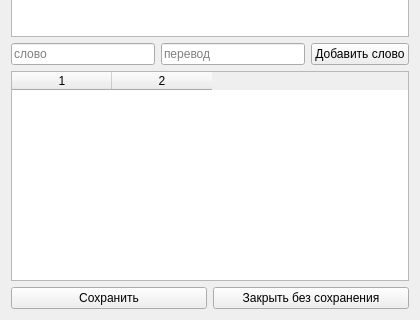
Old version of the form diglot-weave-gui/diglot-weave-gui/dialogs/dictdialog.ui in the repository kolodnikovm/diglotweave; both pictures show x 0 to 420 and y 194 to 514 of the 420 by 514 pixel window.
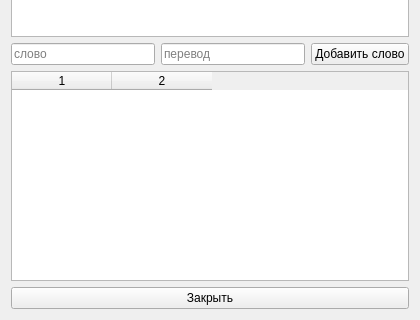
New version of the form.

```diff
--- a/diglot-weave-gui/diglot-weave-gui/dialogs/dictdialog.ui
+++ b/diglot-weave-gui/diglot-weave-gui/dialogs/dictdialog.ui
@@ -112,17 +112,10 @@
    </item>
    <item>
     <layout class="QHBoxLayout" name="horizontalLayout_5">
-     <item>
-      <widget class="QPushButton" name="saveDictButton">
-       <property name="text">
-        <string>Сохранить</string>
-       </property>
-      </widget>
-     </item>
      <item>
       <widget class="QPushButton" name="closeDictButton">
        <property name="text">
-        <string>Закрыть без сохранения</string>
+        <string>Закрыть</string>
        </property>
       </widget>
      </item>
```
